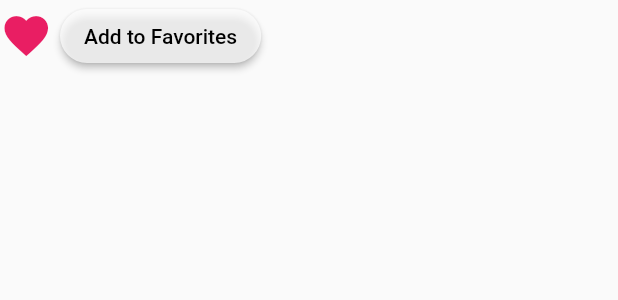
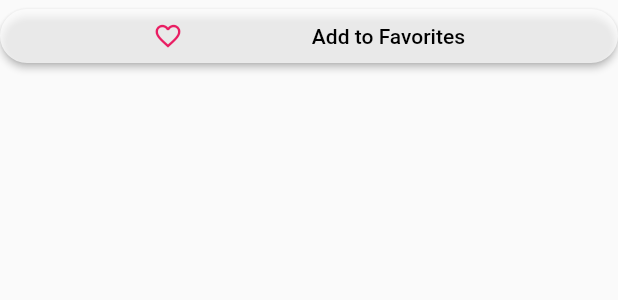
Before and after one commit to michalfain/Michal-Fain-30-01.2021, a Flutter app: the FavoriteButton widget shown alone on an empty page, opened directly, on a phone screen of 412 x 824 dp. Shown: the top 300 px of the screen. Run offline on Flutter 3.47's test engine with Material 2 defaults, Android fonts, the phone set to English and light mode, and no system bars; our stand-ins replace geolocator; network calls fail.

Commit message:
favorite button ui changes

```diff
--- a/lib/constants.dart
+++ b/lib/constants.dart
@@ -5,7 +5,7 @@ class Constants {
   static const TEL_AVIV = 'Tel Aviv';
   static const TEL_AVIV_CITY_KEY = '215854';
   static const ADD_TO_FAVORITES = 'Add to Favorites';
-  static const REMOVE_FROM_FAVORITES = 'Remove from Favorites';
+  static const REMOVE_FROM_FAVORITES = 'Remove';
   static const SCATTERED_CLOUDS = 'Scattered Clouds';
   static const MY_FAVORITES = 'My Favorites';
   static const GET_CURRENT_LOCATION = 'Get Current Location';
@@ -20,5 +20,10 @@ class Constants {
   static const DEGREE_SYMBOL = '°';
   static const List<String> DAYS_OF_WEEK = ['MON', 'TUE', 'WED', 'THI', 'FRI', 'SUT', 'SUN'];
   // ignore: non_constant_identifier_names
-  static List<Data> FAVORITE_CITY_LIST = [Data(key: TEL_AVIV_CITY_KEY, city: TEL_AVIV), Data(key: '213225', city: 'Jerusalem'), Data(key: '328328', city: 'London') ,Data(key: '178087', city: 'Berlin')];
+  static List<Data> FAVORITE_CITY_LIST = [
+    Data(key: TEL_AVIV_CITY_KEY, city: TEL_AVIV),
+    Data(key: '213225', city: 'Jerusalem'),
+    Data(key: '328328', city: 'London'),
+    Data(key: '178087', city: 'Berlin')
+  ];
 }
--- a/lib/widgets/basic_widgets.dart
+++ b/lib/widgets/basic_widgets.dart
@@ -20,19 +20,26 @@ Widget degreeSymbol() {
 }
 
 class BasicButton extends StatelessWidget {
-  BasicButton({this.onPress, this.title, this.color});
+  BasicButton({this.onPress, this.title, this.color, this.child});
   final Function onPress;
   final String title;
   final Color color;
+  final Widget child;
   @override
   Widget build(BuildContext context) {
     return RaisedButton(
       color: color,
       shape: RoundedRectangleBorder(borderRadius: BorderRadius.circular(20.0)),
       onPressed: onPress,
-      child: StringText(
-        text: title,
-        style: TextStyle(color: Colors.black),
+      child: Row(
+        mainAxisAlignment: MainAxisAlignment.spaceEvenly,
+        children: [
+          child,
+          StringText(
+            text: title,
+            style: TextStyle(color: Colors.black),
+          ),
+        ],
       ),
     );
   }
--- a/lib/widgets/favorite_button.dart
+++ b/lib/widgets/favorite_button.dart
@@ -19,26 +19,18 @@ class _FavoriteButtonState extends State<FavoriteButton> {
 
   @override
   Widget build(BuildContext context) {
-    return Flexible(
-      child: Row(
-        mainAxisAlignment: MainAxisAlignment.start,
-        children: [
-          Icon(
-            isFavorite ? Icons.favorite_border : Icons.favorite,
+    return Expanded(
+      child: BasicButton(
+          child: Icon(
+            !isFavorite ? Icons.favorite_border : Icons.favorite,
             color: Colors.pink,
-            size: 35.0,
+            size: 20.0,
           ),
-          SizedBox(
-            width: 5.0,
-          ),
-          BasicButton(
-              color: Colors.white70,
-              onPress: () {
-                addToFavorites();
-              },
-              title: isFavorite ? Constants.REMOVE_FROM_FAVORITES : Constants.ADD_TO_FAVORITES),
-        ],
-      ),
+          color: Colors.white70,
+          onPress: () {
+            addToFavorites();
+          },
+          title: isFavorite ? Constants.REMOVE_FROM_FAVORITES : Constants.ADD_TO_FAVORITES),
     );
   }
 }
```
